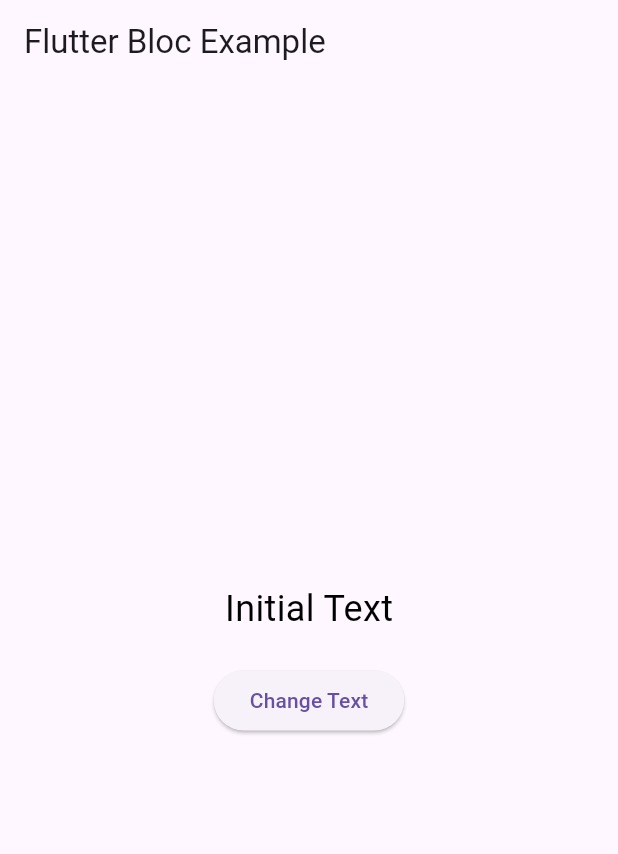
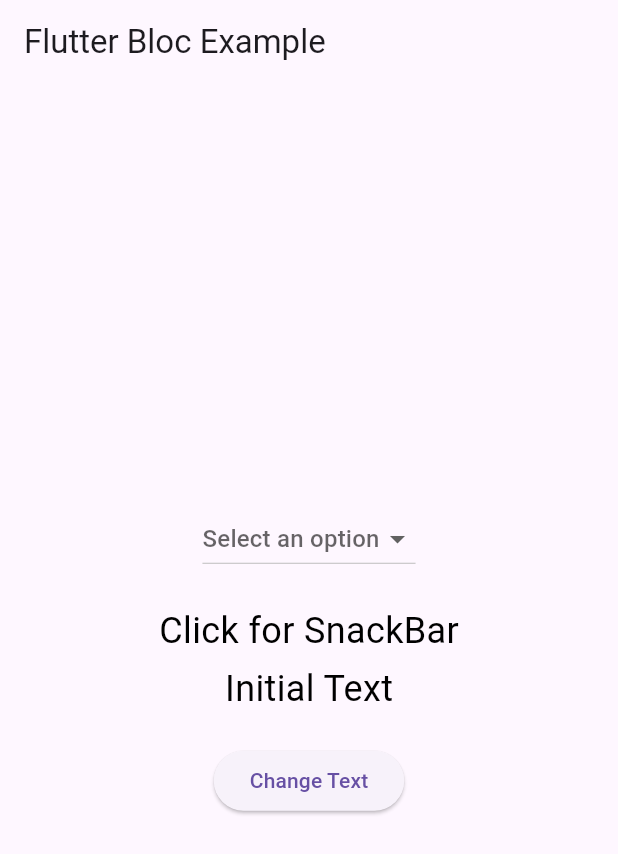
Before and after one commit to Nusrat-Jahan-Nira/bloc_text_change, a Flutter app: the screen it shows after launch, on a phone screen of 412 x 824 dp. Shown: the top 854 px of the screen. Run offline on Flutter 3.47's test engine with Material 3 defaults, Android fonts, the phone set to English and light mode, and no system bars; our stand-ins replace bloc, flutter_bloc.

Commit message:
added dropdown, multiple bloc

```diff
--- a/lib/bloc/app_bloc_bloc.dart
+++ b/lib/bloc/app_bloc_bloc.dart
@@ -6,13 +6,31 @@ import 'package:flutter/material.dart';
 
 class TextBloc extends Bloc<TextEvent, TextState> {
   TextBloc() : super(TextInitial(text: 'Initial Text',color: Colors.black )) {
-    on<ChangeTextEvent>((event, emit) {
-
-      // Handle the event and emit a new state if needed
-      emit(SnackBarShown());
+    on<TextEvent>((event, emit) {
 
       // Handle the event and emit a new state with updated text
-      emit(TextInitial(text: 'Text Changed finally !',color:  Colors.red));
+      if (event is ChangeTextEvent) {
+        emit(TextInitial(text: 'Text Changed finally !', color: Colors.red));
+      }
+      else if(event is ShowSnackBarEvent){
+        // Handle the event and emit a new state if needed
+        emit(SnackBarShown());
+      }
+
     });
   }
 }
+
+// class TextBloc extends Bloc<TextEvent, TextState> {
+//   TextBloc() : super(TextInitial(text: 'Initial Text',color: Colors.black ));
+//
+//   @override
+//   Stream<TextState> mapEventToState(TextEvent event) async* {
+//     if (event is ShowSnackBarEvent) {
+//       // Add logic to handle ShowSnackBarEvent
+//       yield SnackBarShown();
+//     } else if (event is ChangeTextEvent) {
+//       // Add logic to handle ChangeTextEvent
+//     }
+//   }
+// }
--- /dev/null
+++ b/lib/bloc/dropdown_bloc.dart
@@ -0,0 +1,12 @@
+// DropdownBloc
+import 'package:bloc_text_change/bloc/dropdown_event.dart';
+import 'package:bloc_text_change/bloc/dropdown_state.dart';
+import 'package:flutter_bloc/flutter_bloc.dart';
+
+class DropdownBloc extends Bloc<DropdownEvent, DropdownState> {
+  DropdownBloc() : super(DropdownInitial('Select an option')) {
+    on<DropdownValueChanged>((event, emit) {
+      emit(DropdownInitial(event.newValue));
+    });
+  }
+}
--- /dev/null
+++ b/lib/bloc/dropdown_event.dart
@@ -0,0 +1,7 @@
+// For DropdownBloc
+abstract class DropdownEvent {}
+
+class DropdownValueChanged extends DropdownEvent {
+  final String newValue;
+  DropdownValueChanged(this.newValue);
+}
--- /dev/null
+++ b/lib/bloc/dropdown_state.dart
@@ -0,0 +1,7 @@
+// For DropdownBloc
+abstract class DropdownState {}
+
+class DropdownInitial extends DropdownState {
+  final String selectedValue;
+  DropdownInitial(this.selectedValue);
+}
--- /dev/null
+++ b/lib/bloc/option_string.dart
@@ -0,0 +1 @@
+List<String> options = ['Option 1', 'Option 2', 'Option 3'];
--- a/lib/main.dart
+++ b/lib/main.dart
@@ -1,40 +1,109 @@
 import 'package:bloc_text_change/bloc/app_bloc_bloc.dart';
 import 'package:bloc_text_change/bloc/app_bloc_event.dart';
 import 'package:bloc_text_change/bloc/app_bloc_state.dart';
+import 'package:bloc_text_change/bloc/dropdown_bloc.dart';
+import 'package:bloc_text_change/bloc/dropdown_event.dart';
+import 'package:bloc_text_change/bloc/dropdown_state.dart';
+import 'package:bloc_text_change/bloc/option_string.dart';
 import 'package:flutter/material.dart';
 import 'package:flutter_bloc/flutter_bloc.dart';
 
 void main() {
-  runApp(MyApp());
+  runApp(const MyApp());
 }
 
 class MyApp extends StatelessWidget {
+  const MyApp({super.key});
+
   @override
   Widget build(BuildContext context) {
     return MaterialApp(
-      home: BlocProvider(
-        create: (context) => TextBloc(),
-        child: TextChangeScreen(),
+      home: MultiBlocProvider(
+        providers: [
+          BlocProvider(create: (context) => DropdownBloc()),
+          BlocProvider(create: (context) => TextBloc()),
+        ],
+        child: const TextChangeScreen(),
       ),
     );
   }
 }
 
 class TextChangeScreen extends StatelessWidget {
+  const TextChangeScreen({super.key});
+
   @override
   Widget build(BuildContext context) {
     final textBloc = BlocProvider.of<TextBloc>(context);
+    final dropdownBloc = BlocProvider.of<DropdownBloc>(context);
 
     return Scaffold(
       appBar: AppBar(title: const Text('Flutter Bloc Example')),
       body: Center(
-        child: BlocBuilder<TextBloc, TextState>(
+        child:
+        Column(
+          mainAxisAlignment: MainAxisAlignment.center,
+          children: [
+
+            // DropdownBloc
+            BlocBuilder<DropdownBloc, DropdownState>(
               builder: (context, state) {
-            String displayText = (state as TextInitial).text;
-            Color displayColor = (state).color;
+                String selectedValue = 'Select an option';
+                if (state is DropdownInitial) {
+                  selectedValue = state.selectedValue;
+                }
+
+                return DropdownButton<String>(
+                  value: selectedValue == 'Select an option' ? null : selectedValue,
+                  hint: const Text('Select an option'),
+                  items: options.map((String value) {
+                    return DropdownMenuItem<String>(
+                      value: value,
+                      child: Text(value),
+                    );
+                  }).toList(),
+                  onChanged: (newValue) {
+                    if (newValue != null) {
+                      dropdownBloc.add(DropdownValueChanged(newValue));
+                      ScaffoldMessenger.of(context).showSnackBar(
+                          SnackBar(content: Text('Selected $newValue')));
+                    }
+                  },
+                );
+              },
+            ),
+            const SizedBox(height: 20),
+
+            // TextBloc
+            BlocConsumer<TextBloc, TextState>(
+              listener: (context, state) {
+                if (state is SnackBarShown) {
+                  ScaffoldMessenger.of(context).showSnackBar(
+                    const SnackBar(content: Text('Text Clicked!')),
+                  );
+                }
+              },
+              builder: (context, state) {
+                String displayText = 'Text';
+                Color displayColor = Colors.orange;
+               if (state is TextInitial) {
+                 displayText = state.text;
+                 displayColor = state.color;
+               }
                 return Column(
                   mainAxisAlignment: MainAxisAlignment.center,
                   children: [
+                    GestureDetector(
+                      onTap: (){
+                        textBloc.add(ShowSnackBarEvent());
+                      },
+                      child: const Text('Click for SnackBar',
+                          style: TextStyle(
+                              color: Colors.black,
+                              fontSize: 24
+                          )),
+                    ),
+                    const SizedBox(height: 5),
                     Text(displayText,
                         style: TextStyle(
                             color: displayColor,
@@ -51,6 +120,8 @@ class TextChangeScreen extends StatelessWidget {
                 );
               },
             ),
+          ],
+        ),
       ),
     );
   }
```
Also changed, not shown: lib/bloc/textinput_state.dart (added). Lines whose indentation alone changed are shown as unchanged.
